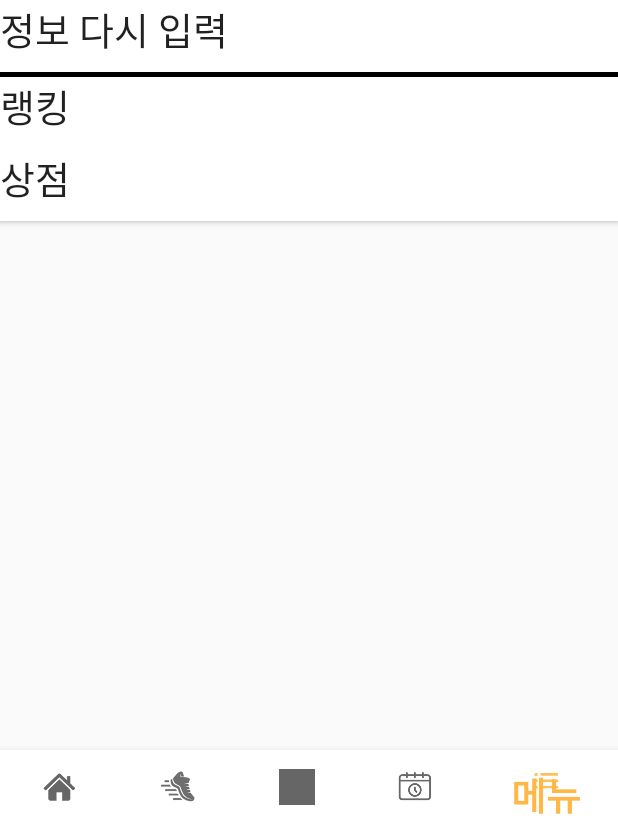
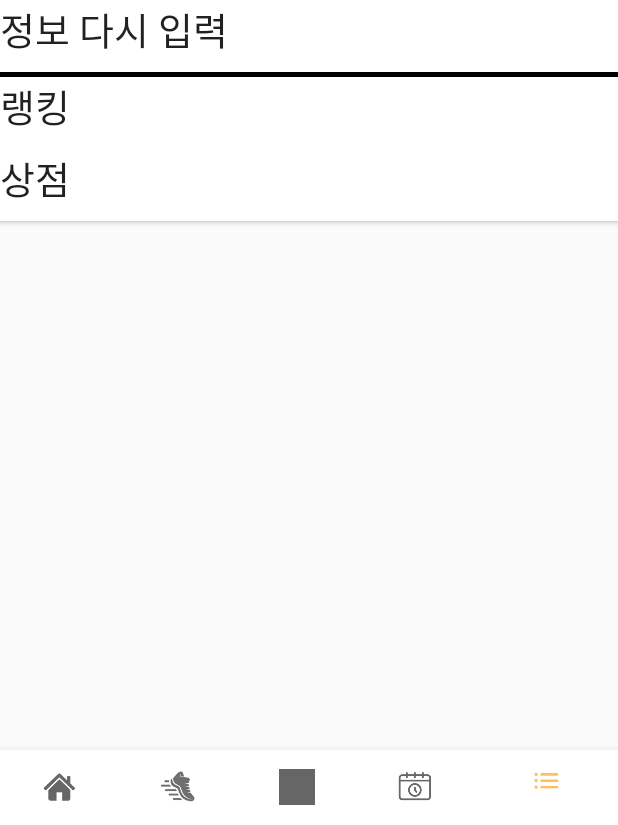
Before and after one commit to polaris428/skt_healthy_pet, an Android app: the MainActivity screen opened directly, with no data from a screen before it, item 5 of the bottom bar chosen, on a phone screen of 412 x 824 dp, the part 411-1236 px from its top. Run offline under Robolectric (Android 15) with nearby library versions, the phone set to English and light mode, and no system bars.

Commit message:
1차수정

```diff
--- a/app/build.gradle
+++ b/app/build.gradle
@@ -1,8 +1,8 @@
 apply plugin: 'com.android.application'
 
 android {
-    compileSdkVersion 30
-    buildToolsVersion "30.0.1"
+    compileSdkVersion 28
+    buildToolsVersion '30.0.0'
 
     defaultConfig {
         applicationId "com.example.skthealthypet"
--- a/app/src/main/java/com/example/skthealthypet/Menu_Fragment.java
+++ b/app/src/main/java/com/example/skthealthypet/Menu_Fragment.java
@@ -11,6 +11,7 @@ import androidx.fragment.app.FragmentTransaction;
 
 public class Menu_Fragment extends Fragment {
     private Shop_Clothes_Fragment Shop_Clothes_Fragment=new Shop_Clothes_Fragment();
+
     public Menu_Fragment() {
         // Required empty public constructor
     }
@@ -24,7 +25,7 @@ public class Menu_Fragment extends Fragment {
         View v = LayoutInflater.from(getContext()).inflate(R.layout.fragment_menu_, null);
         // Inflate the layout for this fragment
         Button enterinformation=(Button)v.findViewById(R.id.enterinformation);
-        Button ranking=(Button)v.findViewById(R.id.ranking);
+        final Button ranking=(Button)v.findViewById(R.id.ranking);
         Button shop=(Button)v.findViewById(R.id.shop);
         final FragmentTransaction transaction = getActivity().getSupportFragmentManager().beginTransaction();
         enterinformation.setOnClickListener(new View.OnClickListener() {
--- a/app/src/main/res/menu/menu.xml
+++ b/app/src/main/res/menu/menu.xml
@@ -3,35 +3,35 @@
     <item
         android:id="@+id/first"
         android:enabled="true"
-        android:title="펫"
+        android:title=""
         android:icon="@drawable/homeicon">
 
     </item>
     <item
         android:id="@+id/second"
         android:enabled="true"
-        android:title="만보기"
+        android:title=""
         android:icon="@drawable/pedometericon">
 
     </item>
     <item
         android:id="@+id/third"
         android:enabled="true"
-        android:title="추천운동"
+        android:title=""
         android:icon="@drawable/ic_launcher_background">
 
     </item>
     <item
         android:id="@+id/four"
         android:enabled="true"
-        android:title="스케줄"
+        android:title=""
         android:icon="@drawable/scheduleicon">
 
     </item>
     <item
         android:id="@+id/fifth"
         android:enabled="true"
-        android:title="메뉴"
+        android:title=""
         android:icon="@drawable/menuicon">
 
     </item>
--- a/build.gradle
+++ b/build.gradle
@@ -1,4 +1,6 @@
-// Top-level build file where you can add configuration options common to all sub-projects/modules.
+ext {
+    compileSdkVersion = 28
+}// Top-level build file where you can add configuration options common to all sub-projects/modules.
 buildscript {
     repositories {
         google()
```
